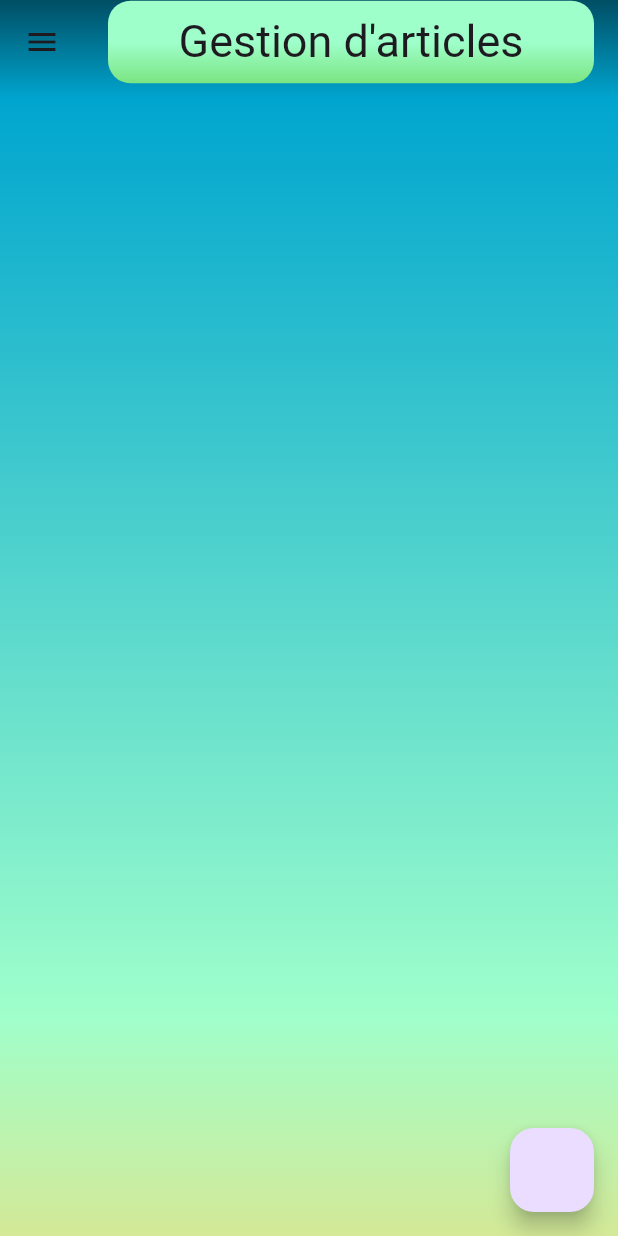
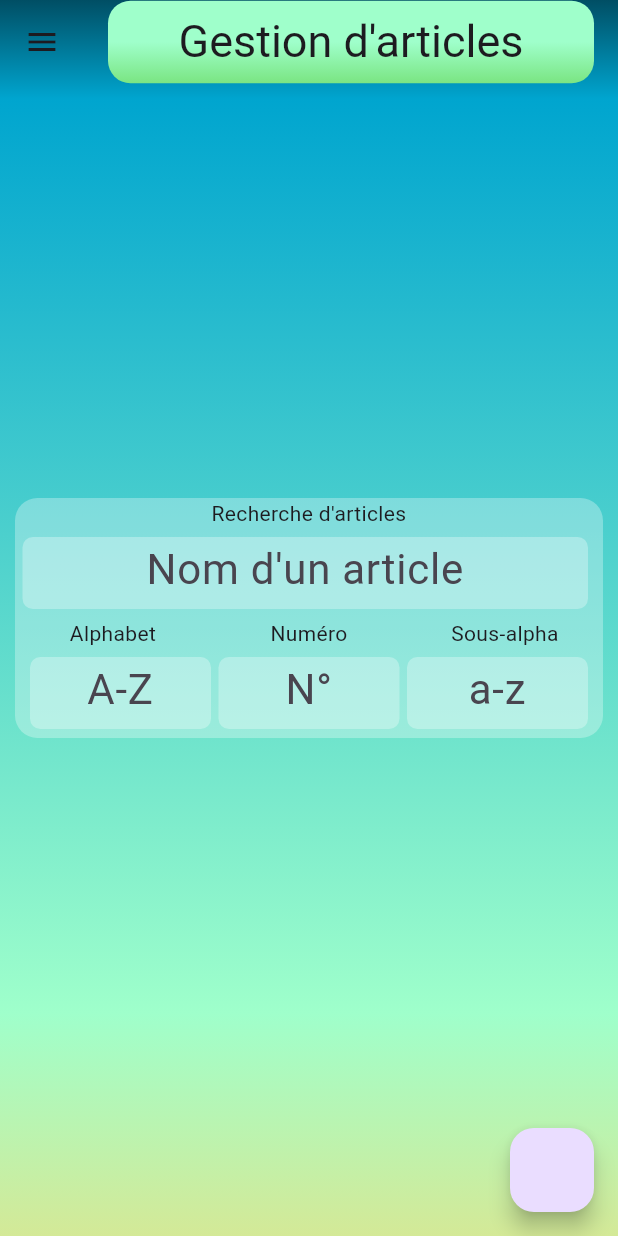
Before and after one commit to Droledami/ti_quai, a Flutter app: the ArticleSearchPage screen opened by its route, on a phone screen of 412 x 824 dp. Run offline on Flutter 3.47's test engine with Material 3 defaults, Android fonts, the phone set to English and light mode, and no system bars; our stand-ins replace cloud_firestore, firebase_core, flutter_bloc; accounts and stored records are empty.

Commit message:
Added search Form which returns a SearchContent containing the references and the name of the search.

```diff
--- a/lib/custom_widgets/EntryBox.dart
+++ b/lib/custom_widgets/EntryBox.dart
@@ -57,9 +57,6 @@ class EntryBox extends StatelessWidget {
                 color: customColors.cardQuarterTransparency,
                 borderRadius: BorderRadius.circular(7)),
             child: TextFormField(
-              inputFormatters: [
-                FilteringTextInputFormatter.allow(RegExp(r"[0-9-€,.]"))
-              ],
               validator: validator,
               maxLines: lines,
               controller: textEditingController,
--- a/lib/firestore/firestore_service.dart
+++ b/lib/firestore/firestore_service.dart
@@ -175,7 +175,7 @@ class FirestoreService {
             number: data[Article.keyNumber],
             subAlpha: data[Article.keySubAlpha],
             name: data[Article.keyName],
-            price: data[Article.keyPrice]);
+            price: (data[Article.keyPrice] as num).toDouble());
 
         return fetchedArticle;
       }).toList();
--- a/lib/main.dart
+++ b/lib/main.dart
@@ -3,9 +3,13 @@ import 'package:flutter/material.dart';
 import 'package:flutter_bloc/flutter_bloc.dart';
 import 'package:ti_quai/blocs/order/order_events.dart';
 import 'package:ti_quai/blocs/selectedOrder/selectedOrder_bloc.dart';
+import 'package:ti_quai/custom_widgets/EntryBox.dart';
+import 'package:ti_quai/enums/EntryType.dart';
 import 'package:ti_quai/firestore/firestore_service.dart';
 import 'package:ti_quai/models/CustomerOrder.dart';
+import 'package:ti_quai/models/SearchContent.dart';
 import './theme.dart';
+import 'blocs/article/article_bloc.dart';
 import 'custom_materials/BeachGradientDecoration.dart';
 import 'blocs/order/order_bloc.dart';
 import 'blocs/order/order_states.dart';
@@ -15,6 +19,7 @@ import 'custom_widgets/ScrollableOrderList.dart';
 import 'custom_widgets/TitleHeader.dart';
 import 'custom_widgets/OrderToEditOrAdd.dart';
 import 'firebase_options.dart';
+import 'models/Article.dart';
 
 void main() async {
   WidgetsFlutterBinding.ensureInitialized();
@@ -30,13 +35,15 @@ class App extends StatelessWidget {
 
   @override
   Widget build(BuildContext context) {
+    final fireStoreService = FirestoreService();
     return MultiBlocProvider(
       providers: [
         BlocProvider<OrderBloc>(
-            create: (context) => OrderBloc(FirestoreService())),
+            create: (context) => OrderBloc(fireStoreService)),
         BlocProvider<SelectedOrderBloc>(
           create: (context) => SelectedOrderBloc(),
-        )
+        ),
+        BlocProvider<ArticleBloc>(create: (context) => ArticleBloc(fireStoreService)),
       ],
       child: MaterialApp(
         theme: ThemeData.light().copyWith(extensions: <ThemeExtension<dynamic>>[
@@ -281,10 +288,13 @@ class ArticleSearchPage extends StatefulWidget {
 }
 
 class _ArticleSearchPageState extends State<ArticleSearchPage> {
+  SearchContent searchContent = SearchContent.empty();
+
   @override
   Widget build(BuildContext context) {
     CustomColors customColors =
         Theme.of(context).extension<CustomColors>()!;
+    final _articleBloc = BlocProvider.of<ArticleBloc>(context);
     return Container(
       decoration: BeachGradientDecoration(),
       child: Scaffold(
@@ -300,6 +310,23 @@ class _ArticleSearchPageState extends State<ArticleSearchPage> {
           backgroundColor: Colors.white.withOpacity(0.0),
         ),
         drawer: QuaiDrawer(),
+        body: Center(
+          child: Column(
+            mainAxisSize: MainAxisSize.min,
+            children: [
+              Flexible(flex: 1,child: SizedBox.shrink()),
+              SearchArticleForm(
+                searchContent: searchContent,
+                onSearchChanged: (newSearchContent){
+                  searchContent = newSearchContent;
+                  print(searchContent.toString());
+                  //TODO: manage list of article returned from the form
+                },
+              ),
+              Flexible(flex: 1,child: SizedBox.shrink()),
+            ],
+          ),
+        ),
         floatingActionButton: FloatingActionButton(
           onPressed: () {
             print("Add article");
@@ -309,3 +336,114 @@ class _ArticleSearchPageState extends State<ArticleSearchPage> {
     );
   }
 }
+
+class SearchArticleForm extends StatefulWidget {
+  const SearchArticleForm({super.key, required this.onSearchChanged, required this.searchContent});
+
+
+  final Function(SearchContent) onSearchChanged;
+  final SearchContent searchContent;
+  @override
+  State<SearchArticleForm> createState() => _SearchArticleFormState();
+}
+
+class _SearchArticleFormState extends State<SearchArticleForm> {
+
+  TextEditingController _nameSearchController = TextEditingController();
+  TextEditingController _alphaSearchController = TextEditingController();
+  TextEditingController _numberSearchController = TextEditingController();
+  TextEditingController _subAlphaSearchController = TextEditingController();
+
+  @override
+  void initState() {
+    _nameSearchController.addListener(() {
+      widget.searchContent.name = _nameSearchController.text;
+      print(widget.searchContent.toString());
+      widget.onSearchChanged(widget.searchContent);
+    });
+    _alphaSearchController.addListener(() {
+      String alpha = _alphaSearchController.text.toUpperCase();
+      if(RegExp(r"^[A-Za-z]?$").hasMatch(alpha)){
+        _alphaSearchController.value = _alphaSearchController.value.copyWith(text: alpha);
+        widget.searchContent.alpha = alpha;
+        widget.onSearchChanged(widget.searchContent);
+      }else{
+        _alphaSearchController.text = "";
+        widget.searchContent.alpha = "";
+      }
+    });
+    _numberSearchController.addListener(() {
+      String number = _numberSearchController.text;
+      if(RegExp(r"^[0-9]*$").hasMatch(number)){
+        widget.searchContent.number = number;
+        _numberSearchController.value = _numberSearchController.value.copyWith(
+          text: number, selection: TextSelection(baseOffset: number.length, extentOffset: number.length)
+        );
+        widget.onSearchChanged(widget.searchContent);
+      }else if (number.isNotEmpty){
+        String previousValue = number.substring(0, number.length-1);
+        _numberSearchController.value = _numberSearchController.value.copyWith(
+          text: previousValue, selection: TextSelection(baseOffset: previousValue.length, extentOffset: previousValue.length)
+        );
+      }
+    });
+    _subAlphaSearchController.addListener(() {
+      String subAlpha = _subAlphaSearchController.text.toLowerCase();
+      if(RegExp(r"^[A-Za-z]$").hasMatch(subAlpha)){
+        _subAlphaSearchController.value = _subAlphaSearchController.value.copyWith(text: subAlpha);
+        widget.searchContent.subAlpha = subAlpha;
+        widget.onSearchChanged(widget.searchContent);
+      }else{
+        _subAlphaSearchController.text = "";
+        widget.searchContent.subAlpha = "";
+      }
+    });
+    super.initState();
+  }
+
+  @override
+  void dispose() {
+    _nameSearchController.dispose();
+    _alphaSearchController.dispose();
+    _numberSearchController.dispose();
+    _subAlphaSearchController.dispose();
+    super.dispose();
+  }
+
+  @override
+  Widget build(BuildContext context) {
+    final customColors = Theme.of(context).extension<CustomColors>()!;
+    return Padding(
+      padding: const EdgeInsets.only(left:10, right: 10),
+      child: Container(
+        decoration: BoxDecoration(
+          color: customColors.cardQuarterTransparency!,
+          borderRadius: BorderRadius.circular(15)
+        ),
+        child: Column(
+          crossAxisAlignment: CrossAxisAlignment.center,
+          children: [
+            Text("Recherche d'articles", textAlign: TextAlign.center,),
+            Row(
+              children: [
+                EntryBox(orderEntryType: OrderEntry.text, maxLength: 50, placeholder: "Nom d'un article", textEditingController: _nameSearchController, marginRight: 10, marginLeft: 5,),
+              ],
+            ),
+            Row(
+              children: ["Alphabet","Numéro","Sous-alpha"].map((headerText){
+                return Expanded(child: Text(headerText,textAlign: TextAlign.center,));
+              }).toList(),
+            ),
+            Row(
+              children: [
+                EntryBox(orderEntryType: OrderEntry.alpha, maxLength: 1, placeholder: "A-Z", textEditingController: _alphaSearchController, marginLeft: 10,),
+                EntryBox(orderEntryType: OrderEntry.number, maxLength: 3, placeholder: "N°", textEditingController: _numberSearchController, marginLeft: 5, marginRight: 5,),
+                EntryBox(orderEntryType: OrderEntry.subAlpha, maxLength: 1, placeholder: "a-z", textEditingController: _subAlphaSearchController, marginRight: 10,)
+              ],
+            ),
+          ],
+        ),
+      ),
+    );
+  }
+}
--- a/lib/models/Article.dart
+++ b/lib/models/Article.dart
@@ -44,6 +44,10 @@ class Article {
   ArticleType type;
   double price;
 
+  String get reference{
+    return "$alpha$number$subAlpha";
+  }
+
   Article copy(Article article){
     return Article._(
       alpha: article.alpha,
--- /dev/null
+++ b/lib/models/SearchContent.dart
@@ -0,0 +1,13 @@
+class SearchContent{
+  String alpha;
+  String number;
+  String subAlpha;
+  String name;
+
+  SearchContent.empty() : alpha = "", number = "", subAlpha="", name="";
+
+  @override
+  String toString() {
+    return "$alpha$number$subAlpha $name";
+  }
+}
```
